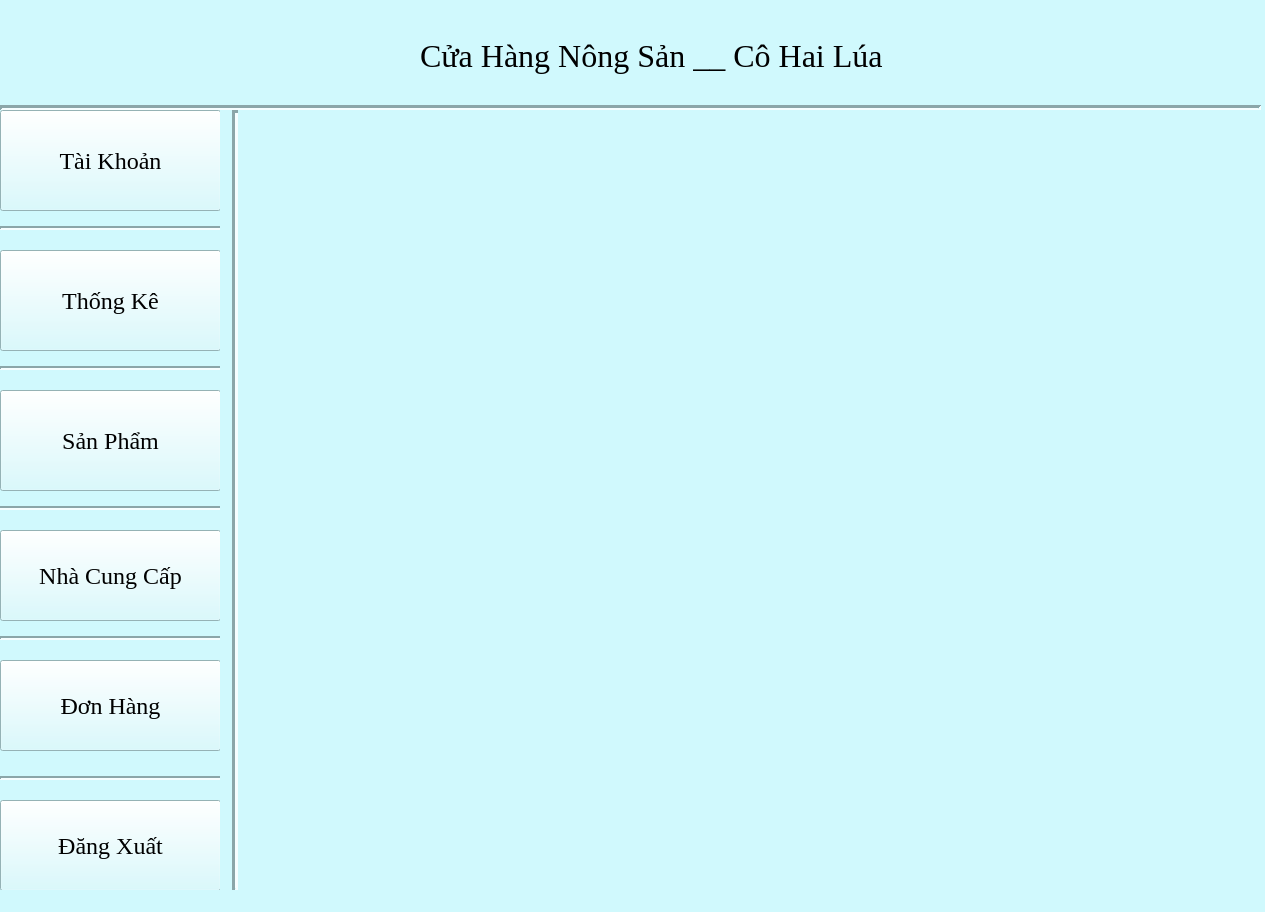
Above: btl/UI/UiAdmin.ui from ngongochuy2003/quan-ly-nong-san before the change. Below: the same form after it.
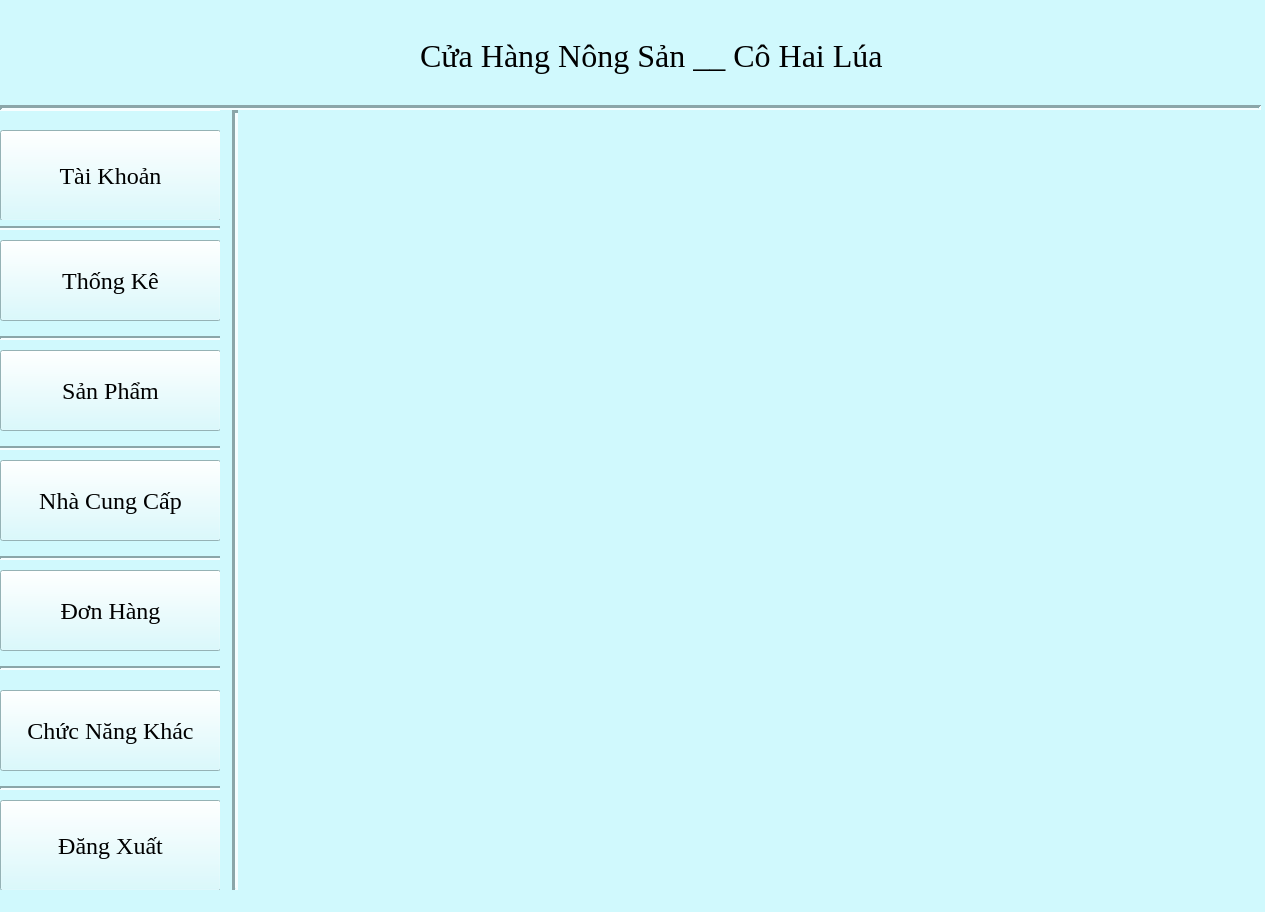
That is the form after the change.

Patch:
```diff
--- a/btl/UI/UiAdmin.ui
+++ b/btl/UI/UiAdmin.ui
@@ -82,7 +82,7 @@
     <property name="geometry">
      <rect>
       <x>0</x>
-      <y>110</y>
+      <y>120</y>
       <width>231</width>
       <height>801</height>
      </rect>
@@ -91,9 +91,9 @@
      <property name="geometry">
       <rect>
        <x>0</x>
-       <y>0</y>
+       <y>10</y>
        <width>221</width>
-       <height>101</height>
+       <height>91</height>
       </rect>
      </property>
      <property name="font">
@@ -110,9 +110,9 @@
      <property name="geometry">
       <rect>
        <x>0</x>
-       <y>140</y>
+       <y>120</y>
        <width>221</width>
-       <height>101</height>
+       <height>81</height>
       </rect>
      </property>
      <property name="font">
@@ -129,9 +129,9 @@
      <property name="geometry">
       <rect>
        <x>0</x>
-       <y>280</y>
+       <y>230</y>
        <width>221</width>
-       <height>101</height>
+       <height>81</height>
       </rect>
      </property>
      <property name="font">
@@ -148,9 +148,9 @@
      <property name="geometry">
       <rect>
        <x>0</x>
-       <y>420</y>
+       <y>340</y>
        <width>221</width>
-       <height>91</height>
+       <height>81</height>
       </rect>
      </property>
      <property name="font">
@@ -167,9 +167,9 @@
      <property name="geometry">
       <rect>
        <x>0</x>
-       <y>550</y>
+       <y>450</y>
        <width>221</width>
-       <height>91</height>
+       <height>81</height>
       </rect>
      </property>
      <property name="font">
@@ -186,7 +186,7 @@
      <property name="geometry">
       <rect>
        <x>0</x>
-       <y>690</y>
+       <y>680</y>
        <width>221</width>
        <height>91</height>
       </rect>
@@ -204,8 +204,8 @@
     <widget class="Line" name="line_3">
      <property name="geometry">
       <rect>
-       <x>0</x>
-       <y>110</y>
+       <x>-10</x>
+       <y>100</y>
        <width>231</width>
        <height>16</height>
       </rect>
@@ -221,7 +221,7 @@
      <property name="geometry">
       <rect>
        <x>0</x>
-       <y>250</y>
+       <y>210</y>
        <width>231</width>
        <height>16</height>
       </rect>
@@ -237,7 +237,7 @@
      <property name="geometry">
       <rect>
        <x>-10</x>
-       <y>390</y>
+       <y>320</y>
        <width>241</width>
        <height>16</height>
       </rect>
@@ -253,7 +253,7 @@
      <property name="geometry">
       <rect>
        <x>0</x>
-       <y>520</y>
+       <y>430</y>
        <width>231</width>
        <height>16</height>
       </rect>
@@ -281,6 +281,41 @@
       <enum>Qt::Horizontal</enum>
      </property>
     </widget>
+    <widget class="Line" name="line_9">
+     <property name="geometry">
+      <rect>
+       <x>0</x>
+       <y>540</y>
+       <width>231</width>
+       <height>16</height>
+      </rect>
+     </property>
+     <property name="lineWidth">
+      <number>2</number>
+     </property>
+     <property name="orientation">
+      <enum>Qt::Horizontal</enum>
+     </property>
+    </widget>
+    <widget class="QPushButton" name="btnChucNangKhac">
+     <property name="geometry">
+      <rect>
+       <x>0</x>
+       <y>570</y>
+       <width>221</width>
+       <height>81</height>
+      </rect>
+     </property>
+     <property name="font">
+      <font>
+       <family>Times New Roman</family>
+       <pointsize>18</pointsize>
+      </font>
+     </property>
+     <property name="text">
+      <string>Chức Năng Khác</string>
+     </property>
+    </widget>
    </widget>
    <widget class="Line" name="line_2">
     <property name="geometry">
```
